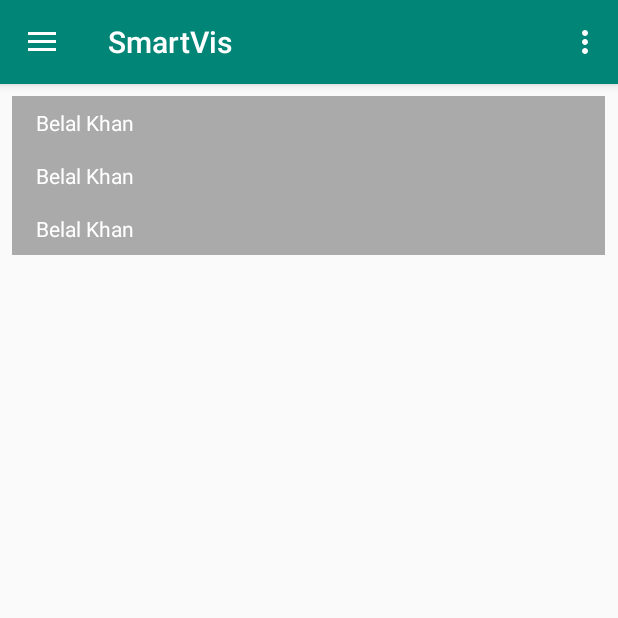
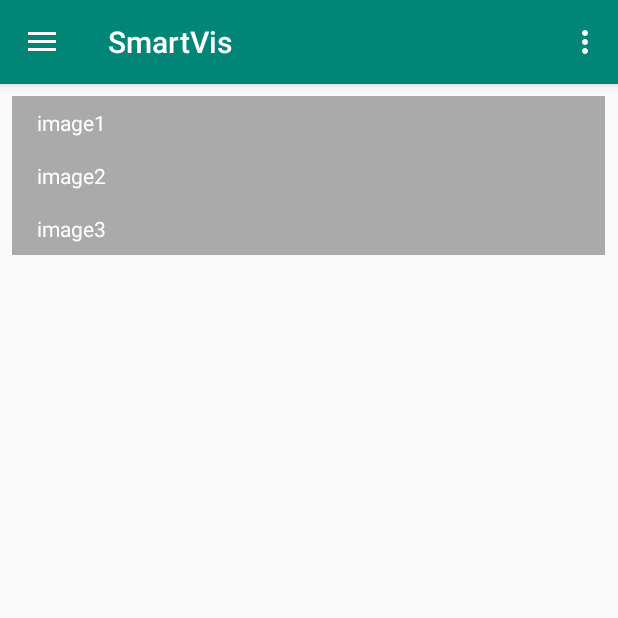
Before and after one commit to 30RaginiPatil/SmartViz, an Android app: the screen it shows after launch once a user with an empty profile is signed in (MainActivity), on a phone screen of 412 x 824 dp, the top half of it. Run offline under Robolectric (Android 15) with nearby library versions, the phone set to English and light mode, and no system bars; our stand-ins replace Firebase (no records; nobody signed in at launch, a user with empty details on screens opened directly); 3 statements that could not run were skipped.

```diff
--- a/app/build.gradle
+++ b/app/build.gradle
@@ -3,6 +3,7 @@ apply plugin: 'com.android.application'
 apply plugin: 'kotlin-android'
 apply plugin: 'kotlin-android-extensions'
 apply plugin: 'com.google.gms.google-services'
+apply plugin: 'kotlin-kapt'
 
 android {
     compileSdkVersion 27
@@ -51,4 +52,7 @@ dependencies {
     implementation 'com.google.firebase:firebase-auth:16.1.0'
     implementation 'org.junit.jupiter:junit-jupiter-api:5.2.0'
     implementation 'com.android.support:recyclerview-v7:27.1.1'
+    implementation 'com.github.bumptech.glide:glide:4.4.0'
+    kapt 'com.github.bumptech.glide:compiler:4.4.0'
+    implementation 'com.firebaseui:firebase-ui-storage:3.2.1'
 }
--- a/app/src/main/java/com/smartypants/smartvis/MainActivity.kt
+++ b/app/src/main/java/com/smartypants/smartvis/MainActivity.kt
@@ -65,15 +65,20 @@ class MainActivity : AppCompatActivity(), NavigationView.OnNavigationItemSelecte
 
 
             //crating an arraylist to store users using the data class user
-            val users = ArrayList<file>()
+            val files = ArrayList<file>()
 
-
-            users.add(file("Belal Khan"))
-            users.add(file("Belal Khan"))
-            users.add(file("Belal Khan"))
+            val Ref = mStorageRef.child("my Uploads/imageimage:47765 flg=0x1 }.jpeg")
+            Ref.metadata.addOnSuccessListener {
+                files.add(file(Ref.name.toString()))
+            }.addOnFailureListener {
+                // Uh-oh, an error occurred!
+            }
+            files.add(file("image1"))
+            files.add(file("image2"))
+            files.add(file("image3"))
 
             //creating our adapter
-            val adapter = CustomAdapter(users)
+            val adapter = CustomAdapter(files)
 
             //now adding the adapter to recyclerview
             recyclerView.adapter = adapter
```
Also changed, not shown: app/src/main/AndroidManifest.xml (+10 -0 lines), app/src/main/java/com/smartypants/smartvis/MyAppGlideModule.kt (added, +22 -0 lines), app/src/main/java/com/smartypants/smartvis/uploadAdapter.kt (+14 -0 lines), app/src/main/java/com/smartypants/smartvis/viewImage.kt (added, +30 -0 lines), app/src/main/res/layout/view_image.xml (added, +19 -0 lines).
